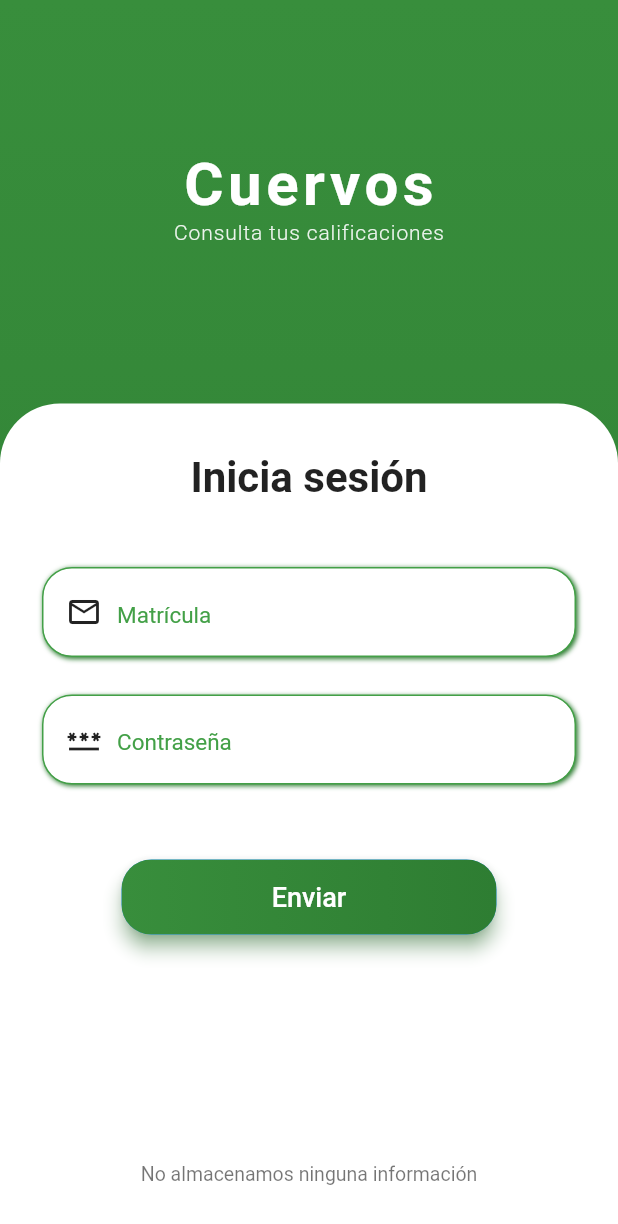
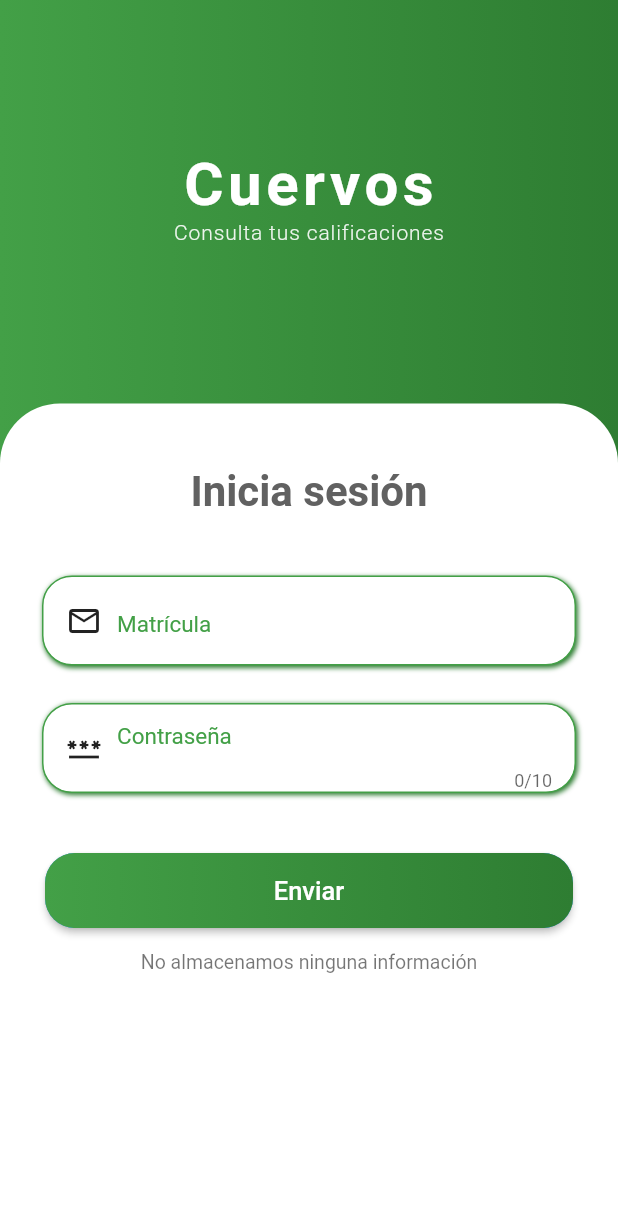
Before and after one commit to AngelFlower/cuervos_app, a Flutter app: the screen it shows after launch, on a phone screen of 412 x 824 dp. Shown: the top 1224 px of the screen. Run offline on Flutter 3.47's test engine with Material 2 defaults, Android fonts, the light colour scheme and no system bars; our stand-ins replace flutter_secure_storage, flutter_svg, photo_view, share_plus, shimmer, simple_animations; missing offline and left inert: admob_flutter.

Commit message:
Rebase refactor a master

```diff
--- a/lib/pages/grades_page.dart
+++ b/lib/pages/grades_page.dart
@@ -67,6 +67,7 @@ class _GradesPageState extends State<GradesPage> {
         padding:
             const EdgeInsets.only(top: 6.0, left: 6.0, right: 6.0, bottom: 6.0),
         child: ExpansionTile(
+          initiallyExpanded: expanded,
           title: Text(
               '${snapshot.data['estudiante']['cuatrimestres'][(longitud - (index)).toString()]['nombre']}',
               style: TextStyle(
--- a/lib/pages/home_page.dart
+++ b/lib/pages/home_page.dart
@@ -245,6 +245,7 @@ Container informacionWidget(BuildContext context, data) {
       ),
       gradient: LinearGradient(
         colors: [
+          Colors.green.shade600,
           Colors.green.shade700,
           Colors.green.shade800,
         ],
@@ -293,6 +294,7 @@ Container informacionWidget(BuildContext context, data) {
 
           gradient: LinearGradient(
             colors: [
+              Colors.green.shade600,
               Colors.green.shade700,
               Colors.green.shade800,
             ],
--- a/lib/pages/login_page.dart
+++ b/lib/pages/login_page.dart
@@ -27,10 +27,8 @@ class _LoginPageState extends State<LoginPage> {
       width: double.infinity,
       height: double.infinity,
       decoration: BoxDecoration(
-          gradient: LinearGradient(
-              begin: Alignment.topCenter,
-              end: Alignment.bottomCenter,
-              colors: [
+          gradient: LinearGradient(colors: [
+        Colors.green.shade600,
         Colors.green.shade700,
         Colors.green.shade800,
       ])),
@@ -45,7 +43,7 @@ class _LoginPageState extends State<LoginPage> {
                   children: [
                     Row(
                       mainAxisAlignment: MainAxisAlignment.center,
-                      children: [
+                      children: const [
                         Text(
                           "Cuervos",
                           style: TextStyle(
@@ -89,29 +87,28 @@ class _LoginPageState extends State<LoginPage> {
       // ignore: sized_box_for_whitespace
       child: Container(
         height: MediaQuery.of(context).size.height * 0.68,
-        child: Column(
-          mainAxisAlignment: MainAxisAlignment.spaceBetween,
+        child: ListView(
           children: [
-            const SizedBox(
-              height: 32,
+            SizedBox(
+              height: MediaQuery.of(context).size.height * 0.05,
             ),
             Container(
                 // color: Colors.red,
                 alignment: Alignment.center,
                 margin: const EdgeInsets.only(bottom: 13),
-                child: const FadeAnimation(
+                child: FadeAnimation(
                   1,
                   Text(
                     "Inicia sesión",
                     style: TextStyle(
                       fontSize: 28,
                       fontWeight: FontWeight.bold,
-                      color: Colors.black87,
+                      color: Colors.grey.shade700,
                     ),
                   ),
                 )),
-            const SizedBox(
-              height: 20,
+            SizedBox(
+              height: MediaQuery.of(context).size.height * 0.02,
             ),
             Form(
               key: _form,
@@ -137,7 +134,7 @@ class _LoginPageState extends State<LoginPage> {
               ),
             ),
             const SizedBox(
-              height: 40.0,
+              height: 30.0,
             ),
             FadeAnimation(
               2,
@@ -149,7 +146,7 @@ class _LoginPageState extends State<LoginPage> {
               Container(
                   width: double.infinity,
                   alignment: Alignment.center,
-                  margin: const EdgeInsets.only(bottom: 40),
+                  margin: const EdgeInsets.only(top: 15.0, bottom: 40),
                   child: const Text(
                     "No almacenamos ninguna información",
                     style: TextStyle(color: Colors.black54, fontSize: 13),
@@ -238,6 +235,8 @@ class _LoginPageState extends State<LoginPage> {
                 margin: const EdgeInsets.only(left: 10, top: 5),
                 alignment: Alignment.center,
                 child: TextFormField(
+                  maxLength: 10,
+                  maxLengthEnforcement: MaxLengthEnforcement.enforced,
                   controller: contrasenaController,
                   validator: (text) {
                     if (text!.isEmpty) {
@@ -266,7 +265,9 @@ class _LoginPageState extends State<LoginPage> {
   }
 
   Widget _botonIniciarSesion() {
-    return ElevatedButton(
+    return Container(
+      padding: const EdgeInsets.symmetric(horizontal: 30),
+      child: ElevatedButton(
         onPressed: () {
           //Navigator.push(
           //    context, MaterialPageRoute(builder: (context) => GradesPage()));
@@ -280,28 +281,30 @@ class _LoginPageState extends State<LoginPage> {
           //Navigator.pushNamed(context, '/home');
         },
         style: ElevatedButton.styleFrom(
-          onPrimary: Colors.greenAccent,
-          shadowColor: Colors.green,
-          elevation: 5,
+            onPrimary: Colors.transparent,
+            elevation: 2,
             padding: EdgeInsets.zero,
-          shape:
-              RoundedRectangleBorder(borderRadius: BorderRadius.circular(20))),
+            shape: RoundedRectangleBorder(
+                borderRadius: BorderRadius.circular(20))),
+        child: Center(
           child: Ink(
             decoration: BoxDecoration(
                 gradient: LinearGradient(colors: [
+                  Colors.green.shade600,
                   Colors.green.shade700,
                   Colors.green.shade800,
                 ]),
                 borderRadius: BorderRadius.circular(20)),
             child: Container(
-          width: 250.00,
               height: 50,
               alignment: Alignment.center,
               child: const Text(
                 'Enviar',
                 style: TextStyle(
-              fontSize: 18,
+                  fontSize: 17,
                   color: Colors.white,
+                ),
+              ),
             ),
           ),
         ),
--- a/pubspec.yaml
+++ b/pubspec.yaml
@@ -15,6 +15,7 @@ publish_to: 'none' # Remove this line if you wish to publish to pub.dev
 # In iOS, build-name is used as CFBundleShortVersionString while build-number used as CFBundleVersion.
 # Read more about iOS versioning at
 # https://developer.apple.com/library/archive/documentation/General/Reference/InfoPlistKeyReference/Articles/CoreFoundationKeys.html
+
 version: 1.2.2+4
 
 environment:
```
Also changed, not shown: pubspec.lock. Lines whose indentation alone changed are shown as unchanged.
